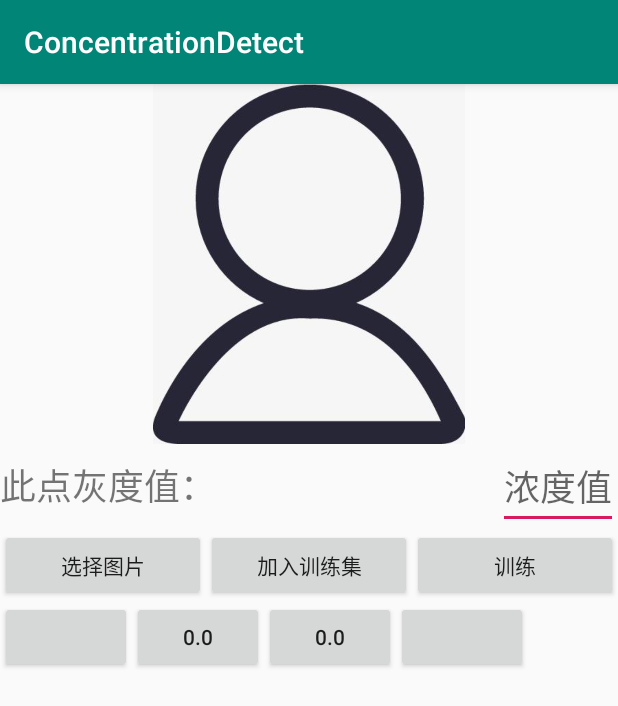
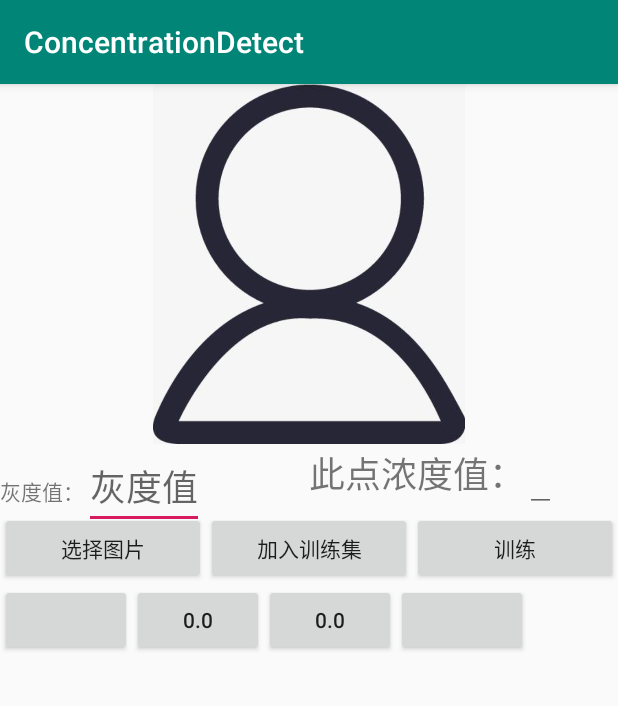
Before and after one commit to lizhenzn/ConcentrationDetect, an Android app: the TrainModelActivity screen opened directly, with no data from a screen before it, after a tap on "训练", on a phone screen of 412 x 824 dp. Shown: the top 706 px of the screen. Run offline under Robolectric (Android 15) with nearby library versions, the phone set to English and light mode, and no system bars; 2 other taps on this screen came first.

```diff
--- a/app/src/main/java/com/example/concentrationdetect/controller/IController.java
+++ b/app/src/main/java/com/example/concentrationdetect/controller/IController.java
@@ -1,4 +1,6 @@
 package com.example.concentrationdetect.controller;
+
+import android.content.Context;
 
 /**
  * 控制类
@@ -6,22 +8,24 @@ package com.example.concentrationdetect.controller;
 public interface IController {
     /**
      * 登录
+     * @param context
      * @param username
      * @param password
      */
-    void login(String username,String password);
+    void login(Context context,String username, String password);
 
     /**
      * 注册
+     * @param context
      * @param username
      * @param password
      */
-    void regisiter(String username,String password);
+    void regisiter(Context context,String username,String password);
 
     /**
      * 训练模型
      * @param username
      * @param dataStr
      */
-    void trainModel(String username,String dataStr);
+    void trainModel(Context context,String username,String dataStr);
 }
--- a/app/src/main/java/com/example/concentrationdetect/controller/impl/ControllerImpl.java
+++ b/app/src/main/java/com/example/concentrationdetect/controller/impl/ControllerImpl.java
@@ -1,10 +1,12 @@
 package com.example.concentrationdetect.controller.impl;
 
+import android.content.Context;
 import android.os.Handler;
 
 import com.example.concentrationdetect.controller.IController;
 import com.example.concentrationdetect.httpservice.IHttpService;
 import com.example.concentrationdetect.httpservice.impl.HttpServiceImpl;
+import com.example.concentrationdetect.ui.activity.TrainModelActivity;
 
 /**
  * 控制接口实现类
@@ -13,23 +15,23 @@ public class ControllerImpl implements IController {
 private IHttpService httpService;
 public static Handler handler;
     @Override
-    public void login(String username, String password) {
+    public void login(Context context,String username, String password) {
         String cmd="?what=login&username="+username+"&password="+password;
         httpService=new HttpServiceImpl();
-        httpService.sendCmd(cmd);
+        httpService.sendCmd(context,cmd);
     }
 
     @Override
-    public void regisiter(String username, String password) {
+    public void regisiter(Context context,String username, String password) {
         String cmd="?what=regisiter&username="+username+"&password="+password;
         httpService=new HttpServiceImpl();
-        httpService.sendCmd(cmd);
+        httpService.sendCmd(context,cmd);
     }
 
     @Override
-    public void trainModel(String username, String dataStr) {
-        String cmd="?what=train&username="+username;
+    public void trainModel(Context context,String username, String dataStr) {
+        String cmd="?what=train&username="+username+"&groupCount="+ TrainModelActivity.groupCount;
         httpService=new HttpServiceImpl();
-        httpService.trainModel(cmd,dataStr);
+        httpService.trainModel(context,cmd,dataStr);
     }
 }
--- a/app/src/main/java/com/example/concentrationdetect/httpservice/IHttpService.java
+++ b/app/src/main/java/com/example/concentrationdetect/httpservice/IHttpService.java
@@ -1,4 +1,6 @@
 package com.example.concentrationdetect.httpservice;
+
+import android.content.Context;
 
 /**
  * Http请求接口类
@@ -7,14 +9,15 @@ public interface IHttpService {
     final String urlhead="http://192.168.56.1:8080//WebServer_war_exploded/DealCmd";
     /**
      * 向服务器发送命令
+     * @param context
      * @param cmd
      */
-    void sendCmd(String cmd);
+    void sendCmd(Context context,String cmd);
 
     /**
      * 发送训练模型数据
      * @param cmd
      * @param dataStr
      */
-    void trainModel(String cmd,String dataStr);
+    void trainModel(Context context,String cmd,String dataStr);
 }
--- a/app/src/main/java/com/example/concentrationdetect/httpservice/impl/HttpServiceImpl.java
+++ b/app/src/main/java/com/example/concentrationdetect/httpservice/impl/HttpServiceImpl.java
@@ -1,11 +1,13 @@
 package com.example.concentrationdetect.httpservice.impl;
 
+import android.content.Context;
 import android.os.Message;
 import android.text.TextUtils;
 import android.util.Log;
 
 import com.example.concentrationdetect.httpservice.IHttpService;
 import com.example.concentrationdetect.ui.activity.LoginActivity;
+import com.example.concentrationdetect.ui.callback.IAuthenticateCallBack;
 
 import java.io.IOException;
 import java.io.InputStream;
@@ -21,7 +23,7 @@ import java.net.URL;
 public class HttpServiceImpl implements IHttpService {
 
     @Override
-    public void sendCmd(final String cmd) {
+    public void sendCmd(final Context context, final String cmd) {
        new Thread(new Runnable() {
            @Override
            public void run() {
@@ -39,9 +41,10 @@ public class HttpServiceImpl implements IHttpService {
                            sb.append(new String(buff,0,len,"utf-8"));
                        }
                        Log.e("接收到", "run: "+sb.toString() );
-                       Message message=Message.obtain();
-                       message.setTarget(LoginActivity.handle);
-                       message.sendToTarget();
+//                       Message message=Message.obtain();
+//                       message.setTarget(LoginActivity.handle);
+//                       message.sendToTarget();
+                       ((IAuthenticateCallBack)(context)).loginSuccessed();
                    }
                    urlConnection.disconnect();
                } catch (MalformedURLException e) {
@@ -57,7 +60,7 @@ public class HttpServiceImpl implements IHttpService {
     }
 
     @Override
-    public void trainModel(final String cmd,final String dataStr) {
+    public void trainModel(Context context,final String cmd, final String dataStr) {
         new Thread(new Runnable() {
             @Override
             public void run() {
--- a/app/src/main/java/com/example/concentrationdetect/ui/activity/TrainModelActivity.java
+++ b/app/src/main/java/com/example/concentrationdetect/ui/activity/TrainModelActivity.java
@@ -42,11 +42,11 @@ private ImageView imageView;
 private Button addBtn,trainBtn;
 private Button choosePhotoBtn;
 private ListView listView;
-private EditText editText;
+private EditText grayET,concentrationET;
 private String absoluteRoad;
 private Bitmap choosedBitmap;
 private float grayValue,concentrationValue;
-private JSONArray trainData;//训练数据
+public static int groupCount=0;//数据组数
     @Override
     protected void onCreate(Bundle savedInstanceState) {
         super.onCreate(savedInstanceState);
@@ -54,8 +54,8 @@ private JSONArray trainData;//训练数据
         init();
     }
     private void init(){
+        groupCount=0;
         list=new ArrayList<>();
-        trainData=new JSONArray();
         listView=findViewById(R.id.train_lv);
         addBtn=findViewById(R.id.train_add_btn);
         addBtn.setOnClickListener(this);
@@ -63,7 +63,8 @@ private JSONArray trainData;//训练数据
         trainBtn.setOnClickListener(this);
         choosePhotoBtn=findViewById(R.id.train_choose_photo_btn);
         choosePhotoBtn.setOnClickListener(this);
-        editText=findViewById(R.id.train_result_et);
+        grayET=findViewById(R.id.train_gray_value_et);
+        concentrationET=findViewById(R.id.train_concentration_value_et);
         imageView=findViewById(R.id.train_photo_iv);
         imageView.setOnTouchListener(this);
         detectResultAdapter=new DetectResultAdapter(this,list);
@@ -74,25 +75,31 @@ private JSONArray trainData;//训练数据
     public void onClick(View v) {
         switch (v.getId()){
             case R.id.train_btn:{
+                // xi=np.array([46.47,44.11,42.57,40.87,35.35,28.93,22.20,18.62,12.30]);
+                // yi=np.array([0.1,0.5,1,2,5,8,10,12,15]);
+                StringBuilder sb=new StringBuilder();
+                for(int i=0;i<list.size();i++){
+                    if(i!=0){
+                        sb.append(",");
+                    }
+                    sb.append(list.get(i).getGrayValue());
+                }
+                for(int i=0;i<list.size();i++){
+                    sb.append(",");
+                    sb.append(list.get(i).getConcentrationValue());
+                }
                 IController controller=new ControllerImpl();
-                controller.trainModel("test",trainData.toString());
+                controller.trainModel(this,"test",sb.toString());
             }break;
             case R.id.train_add_btn:{
-                concentrationValue=Float.valueOf(String.valueOf(editText.getText()));
+                grayValue=Float.valueOf(String.valueOf(grayET.getText()));
+                concentrationValue=Float.valueOf(String.valueOf(concentrationET.getText()));
                 DetectResultItem item=new DetectResultItem();
                 item.setGrayValue(grayValue);
                 item.setConcentrationValue(concentrationValue);
                 list.add(item);
+                groupCount++;
                 detectResultAdapter.notifyDataSetChanged();
-                try {
-                    JSONObject object=new JSONObject();
-                    object.put("grayValue",grayValue);
-                    object.put("concentrationValue",concentrationValue);
-                    trainData.put(object);
-                    Log.e("", "onClick: "+trainData.toString() );
-                } catch (JSONException e) {
-                    e.printStackTrace();
-                }
             }break;
             case R.id.train_choose_photo_btn:{
                 new ActionSheetDialog(this)
@@ -147,7 +154,8 @@ private JSONArray trainData;//训练数据
         switch (v.getId()){
             case R.id.train_photo_iv:{
                 if(choosedBitmap!=null) {
-                    grayValue = ImageUtil.getGrayValue(choosedBitmap, (int) event.getX(), (int) event.getY());
+                    float grayValue1 = ImageUtil.getGrayValue(choosedBitmap, (int) event.getX(), (int) event.getY());
+                    grayET.setText(String.valueOf(grayValue1));
                 }else{
                     Toast.makeText(this,"没有选择图片",Toast.LENGTH_SHORT).show();
                 }
--- /dev/null
+++ b/app/src/main/java/com/example/concentrationdetect/ui/callback/IAuthenticateCallBack.java
@@ -0,0 +1,12 @@
+package com.example.concentrationdetect.ui.callback;
+
+/**
+ * 视图回调变化接口
+ */
+public interface IAuthenticateCallBack {
+    void loginSuccessed();
+    void loginFailed();
+    void regisiterSuccessed();
+    void regisiterFailed();
+
+}
--- a/app/src/main/res/layout/activity_train_model.xml
+++ b/app/src/main/res/layout/activity_train_model.xml
@@ -13,30 +13,52 @@
         app:layout_constraintRight_toRightOf="parent"
         android:layout_width="wrap_content"
         android:layout_height="240dp"/>
-    <TextView
-        android:id="@+id/train_result_tv"
-        android:text="此点灰度值："
-        android:textSize="24sp"
+
+    <LinearLayout
+        android:id="@+id/gray_ll"
+        app:layout_constraintLeft_toLeftOf="parent"
+        app:layout_constraintRight_toLeftOf="@id/concen_ll"
         app:layout_constraintTop_toBottomOf="@id/train_photo_iv"
-        app:layout_constraintLeft_toLeftOf="parent"
-        app:layout_constraintRight_toLeftOf="@id/train_result_et"
         app:layout_constraintHorizontal_weight="1"
-        app:layout_constraintBaseline_toBaselineOf="@id/train_result_et"
+        android:orientation="horizontal"
         android:layout_width="0dp"
-        android:layout_height="wrap_content"/>
-    <EditText
-        android:id="@+id/train_result_et"
-        app:layout_constraintLeft_toRightOf="@id/train_result_tv"
+        android:layout_height="wrap_content">
+        <TextView
+            android:text="灰度值："
+            android:layout_width="wrap_content"
+            android:layout_height="wrap_content"/>
+        <EditText
+            android:id="@+id/train_gray_value_et"
+            android:textSize="24sp"
+            android:hint="灰度值"
+            android:layout_width="wrap_content"
+            android:layout_height="wrap_content" />
+    </LinearLayout>
+    <LinearLayout
+        android:id="@+id/concen_ll"
+        app:layout_constraintLeft_toRightOf="@id/gray_ll"
+        app:layout_constraintRight_toRightOf="parent"
         app:layout_constraintTop_toBottomOf="@id/train_photo_iv"
-        app:layout_constraintRight_toRightOf="parent"
-        android:textSize="24sp"
-        android:hint="浓度值"
-        android:layout_width="wrap_content"
-        android:layout_height="wrap_content"/>
+        app:layout_constraintHorizontal_weight="1"
+        android:orientation="horizontal"
+        android:layout_width="0dp"
+        android:layout_height="wrap_content">
+        <TextView
+            android:id="@+id/train_result_tv"
+            android:text="此点浓度值："
+            android:textSize="24sp"
+            android:layout_width="wrap_content"
+            android:layout_height="wrap_content" />
+        <EditText
+            android:id="@+id/train_concentration_value_et"
+            android:layout_width="wrap_content"
+            android:layout_height="wrap_content"/>
+    </LinearLayout>
+
     <Button
         android:id="@+id/train_choose_photo_btn"
         android:text="选择图片"
-        app:layout_constraintTop_toBottomOf="@id/train_result_et"
+        app:layout_constraintTop_toBottomOf="@id/concen_ll"
         app:layout_constraintRight_toLeftOf="@id/train_add_btn"
         app:layout_constraintLeft_toLeftOf="parent"
         app:layout_constraintHorizontal_weight="1"
@@ -46,7 +68,7 @@
     <Button
         android:id="@+id/train_add_btn"
         android:text="加入训练集"
-        app:layout_constraintTop_toBottomOf="@id/train_result_et"
+        app:layout_constraintTop_toBottomOf="@id/concen_ll"
         app:layout_constraintLeft_toRightOf="@id/train_choose_photo_btn"
         app:layout_constraintRight_toRightOf="@id/train_btn"
         app:layout_constraintHorizontal_weight="1"
@@ -55,7 +77,7 @@
     <Button
         android:id="@+id/train_btn"
         android:text="训练"
-        app:layout_constraintTop_toBottomOf="@id/train_result_et"
+        app:layout_constraintTop_toBottomOf="@id/concen_ll"
         app:layout_constraintLeft_toRightOf="@id/train_add_btn"
         app:layout_constraintRight_toRightOf="parent"
         app:layout_constraintHorizontal_weight="1"
```
Also changed, not shown: app/src/main/java/com/example/concentrationdetect/constant/IAuthenticateResult.java (added, +8 -0 lines), app/src/main/java/com/example/concentrationdetect/ui/activity/LoginActivity.java (+78 -3 lines), app/src/main/java/com/example/concentrationdetect/ui/callback/ITrainCallBack.java (added, +12 -0 lines).
